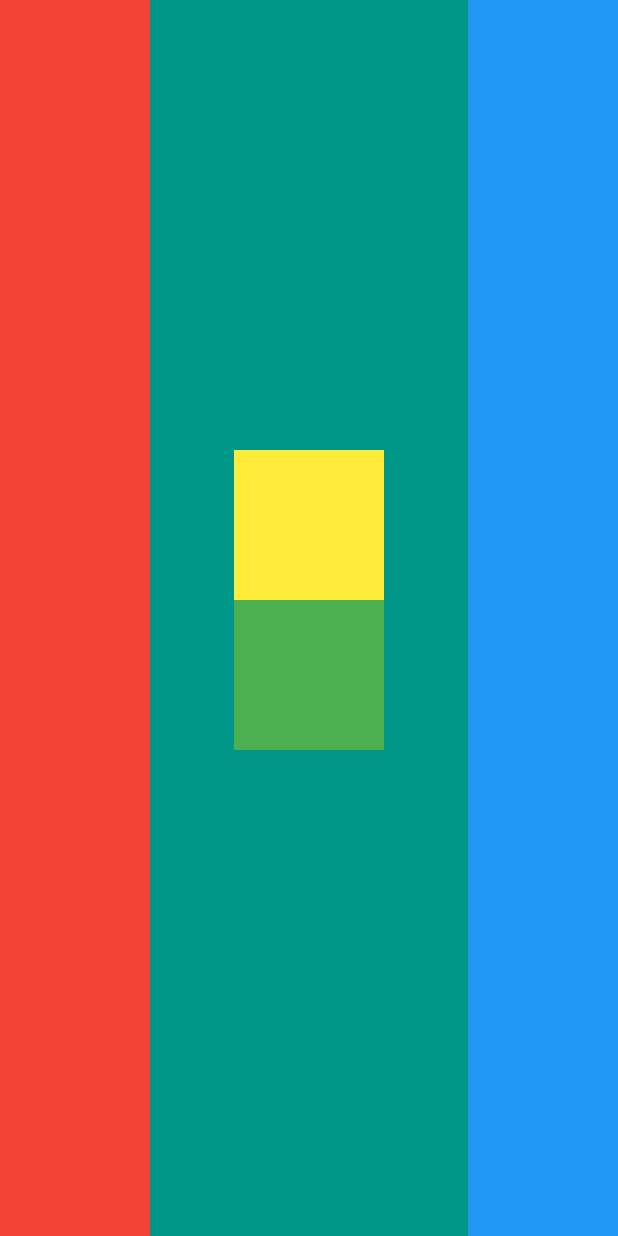
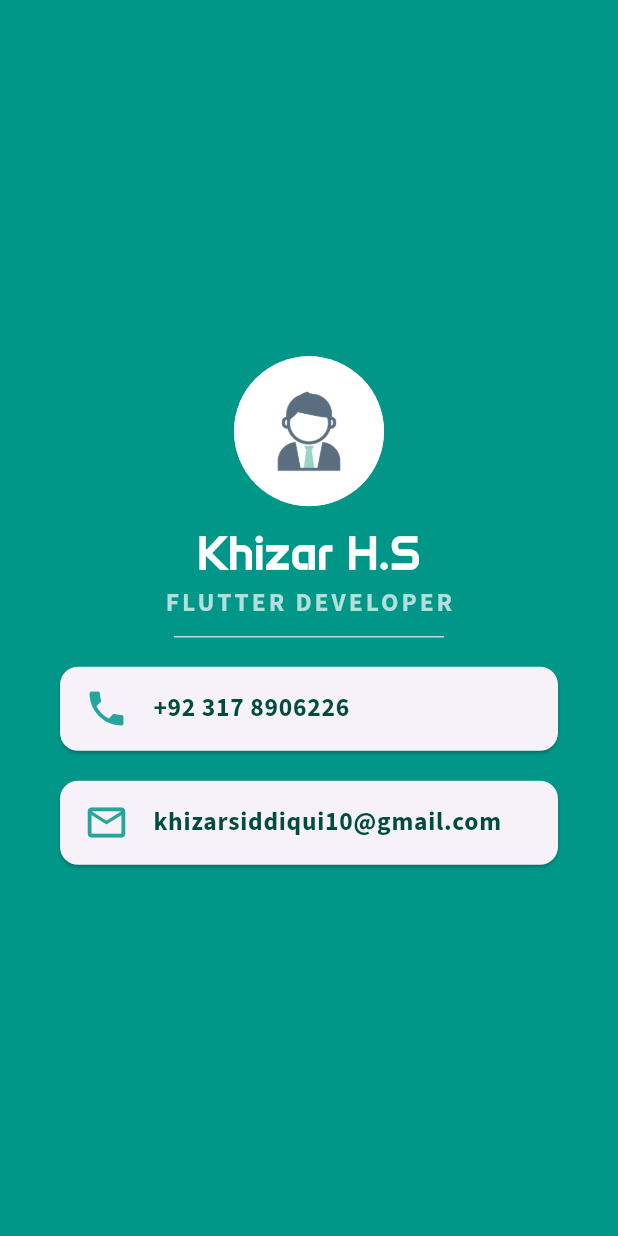
Before and after one commit to khizarsiddiqui/Flutter-bootcamp, a Flutter app: the screen it shows after launch, on a phone screen of 412 x 824 dp. Run offline on Flutter 3.47's test engine with Material 3 defaults, Android fonts, the phone set to English and light mode, and no system bars.

Commit message:
mi_card project completed task:3

```diff
--- a/mi_card_flutter_practise/lib/main.dart
+++ b/mi_card_flutter_practise/lib/main.dart
@@ -12,35 +12,79 @@ class MyApp extends StatelessWidget {
       home: Scaffold(
         backgroundColor: Colors.teal,
         body: SafeArea(
-          child: Row(
-            mainAxisAlignment: MainAxisAlignment.spaceBetween,
+          child: Column(
+            mainAxisAlignment: MainAxisAlignment.center,
             children: <Widget>[
-              Container(
-                width: 100.0,
-                height: double.infinity,
-                color: Colors.red,
-              ),
-              Padding(
-                padding: const EdgeInsets.fromLTRB(0, 300, 0, 0),
-                child: Column(
-                  children: [
-                    Container(
-                      width: 100.0,
-                      height: 100.0,
-                      color: Colors.yellow,
-                    ),
-                    Container(
-                      width: 100.0,
-                      height: 100.0,
-                      color: Colors.green,
-                    ),
-                  ],
+              Center(
+                child: CircleAvatar(
+                  radius: 50.0,
+                  backgroundImage: AssetImage('images/icon.jpg'),
                 ),
               ),
-              Container(
-                width: 100.0,
-                height: double.infinity,
-                color: Colors.blue,
+              SizedBox(height: 10.0,),
+              Text(
+                'Khizar H.S',
+                style: TextStyle(
+                  fontFamily: 'Anta',
+                  fontSize: 30.0,
+                  color: Colors.white,
+                  fontWeight: FontWeight.bold,
+                ),
+              ),
+              Text(
+                'FLUTTER DEVELOPER',
+                style: TextStyle(
+                  fontFamily: 'SourceSans3',
+                  fontSize: 17.0,
+                  color: Colors.teal.shade100,
+                  fontWeight: FontWeight.bold,
+                  letterSpacing: 2,
+                ),
+              ),
+              SizedBox(
+                height: 20.0,
+                width: 180.0,
+                child: Divider(
+                  color: Colors.teal[100],
+                ),
+              ),
+              Card(
+                margin: EdgeInsets.symmetric(vertical: 10.0, horizontal: 40.0),
+                child: ListTile(
+                  leading: Icon(
+                      Icons.phone,
+                      size: 30.0,
+                      color: Colors.teal.shade400,
+                    ),
+                  title: Text(
+                      '+92 317 8906226',
+                      style: TextStyle(
+                        color: Colors.teal[900],
+                        fontFamily: 'SourceSans3',
+                        fontWeight: FontWeight.bold,
+                        fontSize: 17.0,
+                      ),
+                    ),
+                ),
+              ),
+              Card(
+                margin: EdgeInsets.symmetric(vertical: 10.0, horizontal: 40.0),
+                child: ListTile(
+                  leading: Icon(
+                      Icons.email_outlined,
+                      size: 30.0,
+                      color: Colors.teal.shade400,
+                    ),
+                  title: Text(
+                      'khizarsiddiqui10@gmail.com',
+                      style: TextStyle(
+                        color: Colors.teal[900],
+                        fontFamily: 'SourceSans3',
+                        fontWeight: FontWeight.bold,
+                        fontSize: 17.0,
+                      ),
+                    ),
+                ),
               ),
             ],
           ),
```
Also changed, not shown: mi_card_flutter_practise/pubspec.yaml (+12 -72 lines), mi_card_flutter_practise/fonts/Anta-Regular.ttf (added), mi_card_flutter_practise/fonts/SourceSans3-VariableFont_wght.ttf (added), mi_card_flutter_practise/images/icon.jpg (added).
